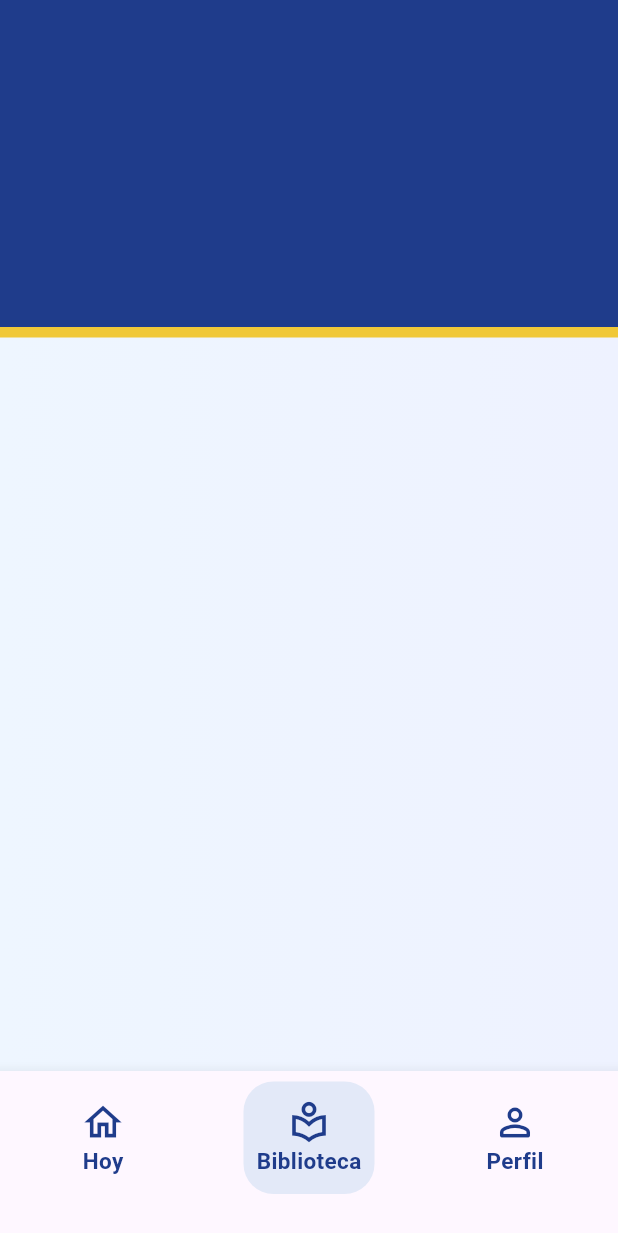
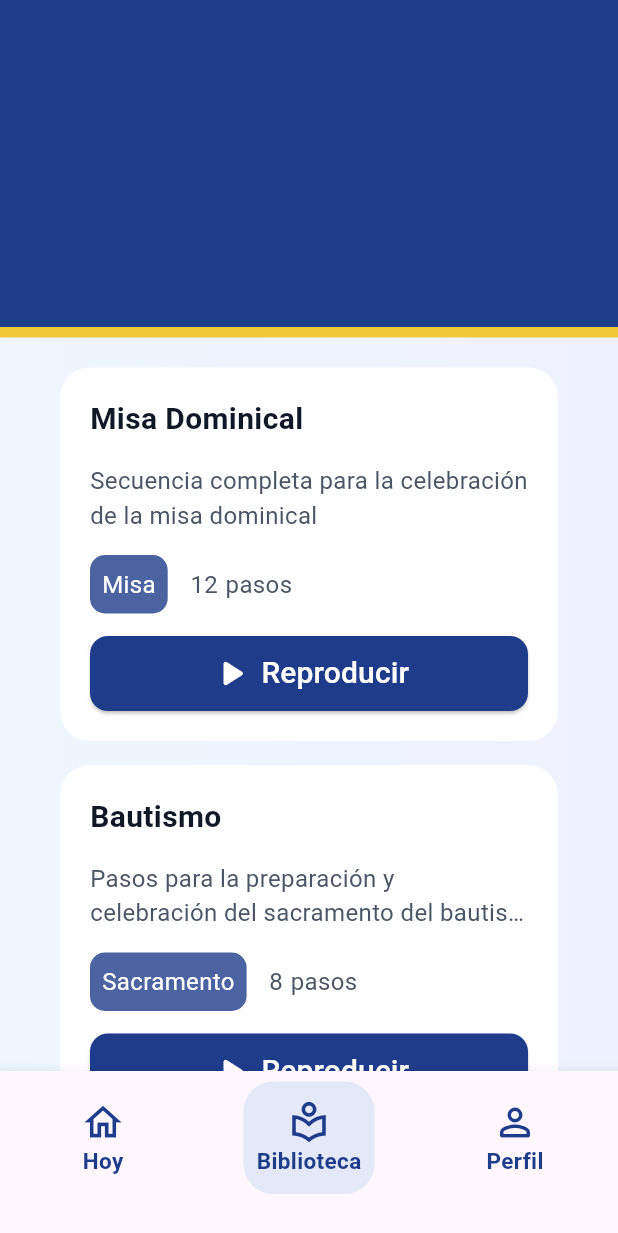
Before and after one commit to mauroz9/sacristan-app, a Flutter app: the MainView screen opened by its route, item 2 of the bottom bar chosen, on a phone screen of 412 x 824 dp. Shown: the top 1233 px of the screen. Run offline on Flutter 3.47's test engine with Material 3 defaults, Android fonts, the light colour scheme and no system bars; our stand-ins replace flutter_svg; network calls fail.

Commit message:
Listado de secuencias

```diff
--- /dev/null
+++ b/lib/features/library_sequences/ui/library_sequences_view.dart
@@ -0,0 +1,53 @@
+import 'package:flutter/material.dart';
+import 'personalized_widget/library_sequence_card.dart';
+
+class LibrarySequencesView extends StatefulWidget {
+  const LibrarySequencesView({super.key});
+
+  @override
+  State<LibrarySequencesView> createState() => _LibrarySequencesViewState();
+}
+
+class _LibrarySequencesViewState extends State<LibrarySequencesView> {
+  // Lista de ejemplo de secuencias
+  final List<Map<String, dynamic>> sequences = [
+    {
+      'title': 'Misa Dominical',
+      'description': 'Secuencia completa para la celebración de la misa dominical',
+      'category': 'Misa',
+      'steps': 12,
+    },
+    {
+      'title': 'Bautismo',
+      'description': 'Pasos para la preparación y celebración del sacramento del bautismo',
+      'category': 'Sacramento',
+      'steps': 8,
+    },
+    {
+      'title': 'Comunión',
+      'description': 'Secuencia para la primera comunión de los niños',
+      'category': 'Sacramento',
+      'steps': 10,
+    },
+  ];
+
+  @override
+  Widget build(BuildContext context) {
+    return ListView.builder(
+      padding: const EdgeInsets.symmetric(vertical: 20, horizontal: 40),
+      itemCount: sequences.length,
+      itemBuilder: (context, index) {
+        final sequence = sequences[index];
+        return Padding(
+          padding: const EdgeInsets.only(bottom: 16.0),
+          child: LibrarySequenceCard(
+            title: sequence['title'],
+            description: sequence['description'],
+            category: sequence['category'],
+            steps: sequence['steps'],
+          ),
+        );
+      },
+    );
+  }
+}
--- /dev/null
+++ b/lib/features/library_sequences/ui/personalized_widget/library_sequence_card.dart
@@ -0,0 +1,100 @@
+import 'package:flutter/material.dart';
+
+class LibrarySequenceCard extends StatelessWidget {
+  const LibrarySequenceCard({super.key, required this.title, required this.description, required this.category, required this.steps});
+
+  final String title;
+  final String description;
+  final String category;
+  final int steps;
+
+  @override
+  Widget build(BuildContext context) {
+    return Container(
+      width: double.infinity,
+      decoration: BoxDecoration(
+        borderRadius: BorderRadius.circular(20),
+        color: Colors.white,
+      ),
+      child: Padding(
+        padding: const EdgeInsets.all(20),
+        child: Column(
+          mainAxisAlignment: MainAxisAlignment.center,
+          crossAxisAlignment: CrossAxisAlignment.start,
+          spacing: 15,
+          children: [
+            Text(
+              title,
+              style: TextStyle(fontWeight: FontWeight.bold, fontSize: 20, color: Color(0xFF101828)),
+              maxLines: 1,
+              overflow: TextOverflow.ellipsis,
+            ),
+            Text(
+              description,
+              style: TextStyle(color: Color(0xFF4A5565), fontSize: 16),
+              maxLines: 2,
+              overflow: TextOverflow.ellipsis,
+            ),
+            Row(
+              mainAxisAlignment: MainAxisAlignment.start,
+              spacing: 15,
+              children: [
+                Container(
+                  decoration: BoxDecoration(
+                    borderRadius: BorderRadius.circular(10),
+                    color: const Color(0xFF4C63A2),
+                  ),
+                  child: Padding(
+                    padding: const EdgeInsets.all(8.0),
+                    child: Text(
+                      category,
+                      style: TextStyle(color: Colors.white, fontSize: 16),
+                      maxLines: 1,
+                      overflow: TextOverflow.ellipsis,
+                    ),
+                  ),
+                ),
+                Row(
+                  spacing: 5,
+                  children: [
+                    Text("$steps", style: TextStyle(color: Color(0xFF4A5565), fontSize: 16),),
+                    Text(
+                      "pasos",
+                      style: TextStyle(color: Color(0xFF4A5565), fontSize: 16),
+                    ),
+                  ],
+                ),
+              ],
+            ),
+            ElevatedButton(
+              onPressed: () {},
+              style: ButtonStyle(
+                backgroundColor: WidgetStatePropertyAll(
+                  const Color(0xFF1F3C8B),
+                ),
+                shape: WidgetStatePropertyAll(
+                  RoundedRectangleBorder(
+                    borderRadius: BorderRadius.circular(12),
+                  ),
+                ),
+                minimumSize: WidgetStatePropertyAll(Size(double.infinity, 50)),
+              ),
+              child: Row(
+                spacing: 5,
+                mainAxisAlignment: MainAxisAlignment.center,
+                crossAxisAlignment: CrossAxisAlignment.center,
+                children: [
+                  Icon(Icons.play_arrow_rounded, color: Colors.white, size: 30),
+                  Text(
+                    "Reproducir",
+                    style: TextStyle(color: Colors.white, fontSize: 20),
+                  ),
+                ],
+              ),
+            ),
+          ],
+        ),
+      ),
+    );
+  }
+}
--- a/lib/pages/sequences_library.dart
+++ b/lib/pages/sequences_library.dart
@@ -1,4 +1,5 @@
 import 'package:flutter/material.dart';
+import 'package:pantalla_login_ui/features/library_sequences/ui/library_sequences_view.dart';
 
 class SequencesLibrary extends StatelessWidget {
   const SequencesLibrary({super.key});
@@ -14,6 +15,9 @@ class SequencesLibrary extends StatelessWidget {
             border: BoxBorder.fromLTRB(bottom: BorderSide(width: 7, color: const Color.fromARGB(255, 240, 200, 56)))
           ),
         ),
+        Expanded(
+          child: LibrarySequencesView(),
+        )
       ],
     );
   }
```
